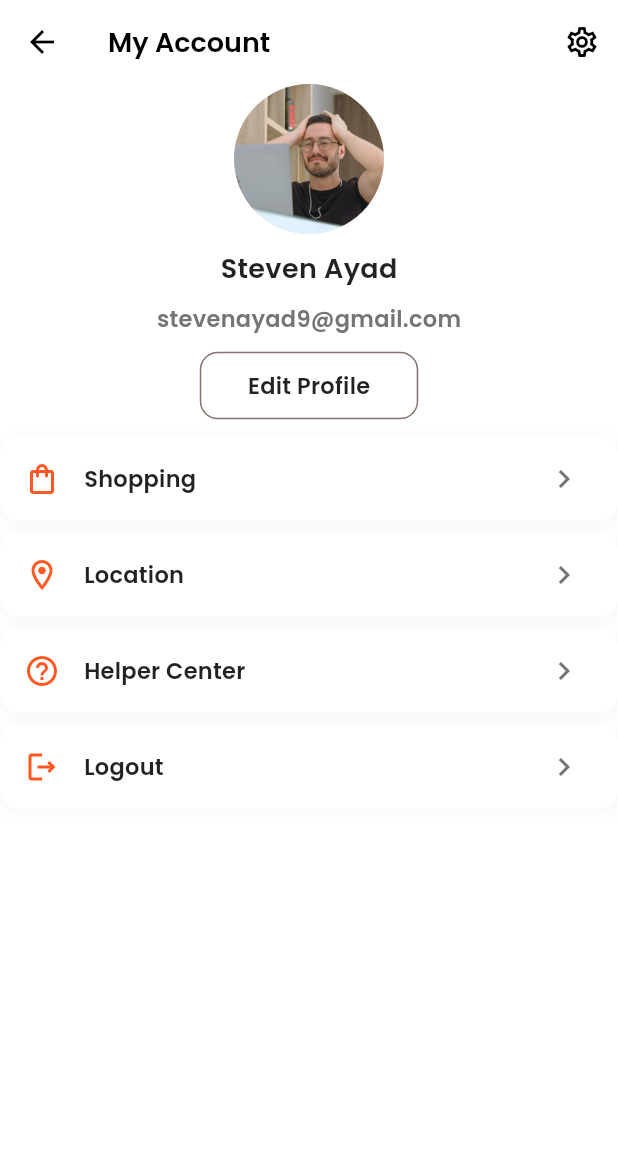
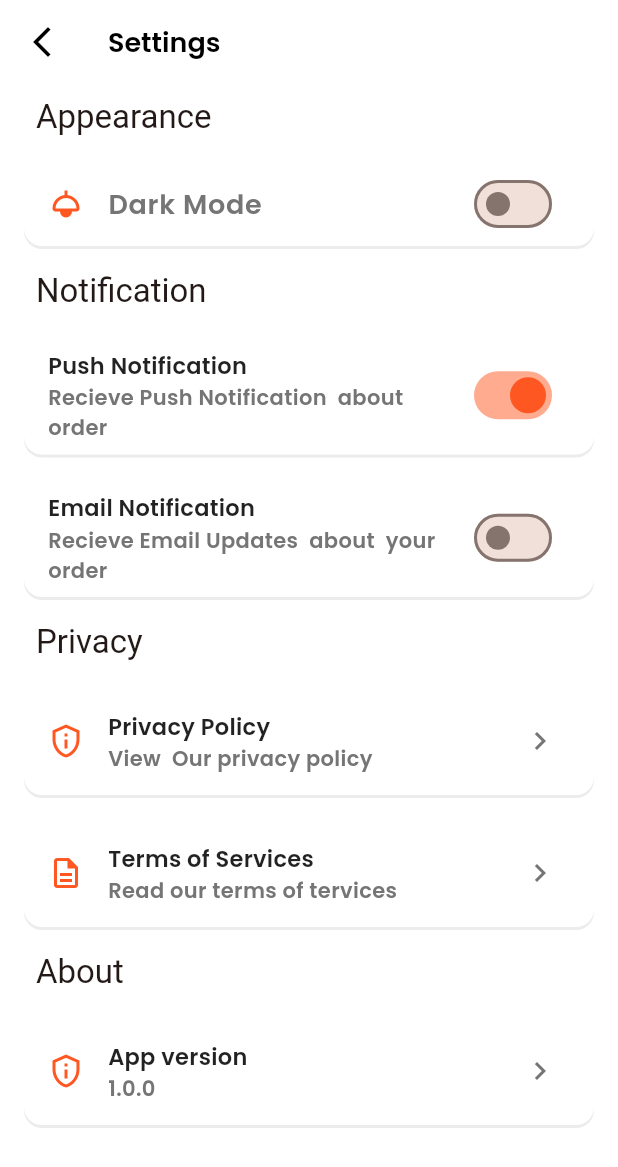
Before and after one commit to stevenayad/E-Commerce-app, a Flutter app: the Acounntscreenview screen opened directly, after a tap on the "settings" icon, on a phone screen of 412 x 824 dp. Shown: the top 1167 px of the screen. Run offline on Flutter 3.47's test engine with Material 3 defaults, Android fonts, the light colour scheme and no system bars; our stand-ins replace get, get_storage, google_fonts, share_plus; accounts and stored records are empty.

Commit message:
settingscreendone

```diff
--- a/lib/mainscreen/presentation/acounntscreenview.dart
+++ b/lib/mainscreen/presentation/acounntscreenview.dart
@@ -1,8 +1,10 @@
 import 'package:flutter/material.dart';
 import 'package:flutter_application_1/mainscreen/presentation/widget/BuildMenuSection.dart';
 import 'package:flutter_application_1/mainscreen/presentation/widget/buildprofilescreen.dart';
-import 'package:flutter_application_1/mainscreen/presentation/widget/showdailoglogout.dart';
+import 'package:flutter_application_1/setting/presentation/settingview.dart';
 import 'package:flutter_application_1/utilis/appstyle.dart';
+import 'package:get/get.dart';
+import 'package:get/get_core/src/get_main.dart' show Get;
 
 class Acounntscreenview extends StatelessWidget {
   const Acounntscreenview({super.key});
@@ -21,7 +23,9 @@ class Acounntscreenview extends StatelessWidget {
         ),
         actions: [
           IconButton(
-            onPressed: () {},
+            onPressed: () {
+              Get.to(() => Settingview());
+            },
             icon: Icon(
               Icons.settings_outlined,
               color: isDark ? Colors.white : Colors.black,
--- a/lib/mainscreen/presentation/homescreenview.dart
+++ b/lib/mainscreen/presentation/homescreenview.dart
@@ -1,6 +1,7 @@
 import 'package:flutter/material.dart';
 import 'package:flutter_application_1/mainscreen/presentation/allproductview.dart';
 import 'package:flutter_application_1/mainscreen/presentation/mycartview.dart';
+import 'package:flutter_application_1/mainscreen/presentation/notificationview.dart';
 import 'package:flutter_application_1/mainscreen/presentation/widget/catergroychips.dart';
 import 'package:flutter_application_1/mainscreen/presentation/widget/customsearchbar.dart';
 import 'package:flutter_application_1/mainscreen/presentation/widget/productgird.dart';
@@ -56,7 +57,9 @@ class Homescreenbody extends StatelessWidget {
                   ),
                   const Spacer(),
                   IconButton(
-                    onPressed: () {},
+                    onPressed: () {
+                      Get.to(() => NotificationsScreen());
+                    },
                     icon: Icon(Icons.notifications_outlined),
                   ),
                   IconButton(
--- /dev/null
+++ b/lib/setting/presentation/settingview.dart
@@ -0,0 +1,81 @@
+import 'package:flutter/material.dart';
+import 'package:flutter_application_1/setting/presentation/widget/buildnavgation.dart';
+import 'package:flutter_application_1/setting/presentation/widget/buildsection.dart';
+import 'package:flutter_application_1/setting/presentation/widget/buildswitchtitle.dart';
+import 'package:flutter_application_1/setting/presentation/widget/buildthemetoggle.dart';
+import 'package:flutter_application_1/utilis/appstyle.dart';
+import 'package:get/get.dart';
+import 'package:get/get_core/src/get_main.dart';
+
+class Settingview extends StatelessWidget {
+  const Settingview({super.key});
+
+  @override
+  Widget build(BuildContext context) {
+    final isDark = Theme.of(context).brightness == Brightness.dark;
+    return Scaffold(
+      backgroundColor: Theme.of(context).scaffoldBackgroundColor,
+      appBar: AppBar(
+        title: Text(
+          'Settings',
+          style: AppTextStyle.withColor(
+            AppTextStyle.h3,
+            isDark ? Colors.white : Colors.black,
+          ),
+        ),
+        leading: IconButton(
+          onPressed: () {
+            Get.back();
+          },
+          icon: Icon(
+            Icons.arrow_back_ios_new,
+            color: isDark ? Colors.white : Colors.black,
+          ),
+        ),
+      ),
+      body: SingleChildScrollView(
+        child: Column(
+          children: [
+            buildsection(context, 'Appearance', [buildthemetoggle(context)]),
+            buildsection(context, 'Notification', [
+              buildSwitchtitle(
+                context,
+                "Push Notification",
+                "Recieve Push Notification  about order",
+                true,
+              ),
+              buildSwitchtitle(
+                context,
+                "Email Notification",
+                "Recieve Email Updates  about  your order",
+                false,
+              ),
+            ]),
+            buildsection(context, 'Privacy', [
+              buildNavagationtitle(
+                context,
+                "Privacy Policy",
+                "View  Our privacy policy ",
+                Icons.privacy_tip_outlined,
+              ),
+              buildNavagationtitle(
+                context,
+                "Terms of Services",
+                "Read our terms of tervices",
+                Icons.description_outlined,
+              ),
+            ]),
+            buildsection(context, 'About', [
+              buildNavagationtitle(
+                context,
+                "App version",
+                "1.0.0",
+                Icons.privacy_tip_outlined,
+              ),
+            ]),
+          ],
+        ),
+      ),
+    );
+  }
+}
--- /dev/null
+++ b/lib/setting/presentation/widget/buildnavgation.dart
@@ -0,0 +1,49 @@
+import 'package:flutter/material.dart';
+import 'package:flutter/widgets.dart';
+import 'package:flutter_application_1/utilis/appstyle.dart';
+
+Widget buildNavagationtitle(
+  BuildContext context,
+  String title,
+  String subtitle,
+  IconData icon,
+) {
+  final isDark = Theme.of(context).brightness == Brightness.dark;
+  return Container(
+    margin: EdgeInsets.symmetric(horizontal: 16, vertical: 8),
+    decoration: BoxDecoration(
+      color: Theme.of(context).cardColor,
+      borderRadius: BorderRadius.circular(12),
+      boxShadow: [
+        BoxShadow(
+          color:
+              isDark
+                  ? Colors.black.withOpacity(0.1)
+                  : Colors.grey.withOpacity(0.2),
+          offset: Offset(0, 2),
+        ),
+      ],
+    ),
+    child: ListTile(
+      leading: Icon(icon, color: Theme.of(context).primaryColor),
+      title: Text(
+        title,
+        style: AppTextStyle.withColor(
+          AppTextStyle.bodyMedium,
+          Theme.of(context).textTheme.bodyLarge!.color!,
+        ),
+      ),
+      subtitle: Text(
+        subtitle,
+        style: AppTextStyle.withColor(
+          AppTextStyle.bodySmall,
+          isDark ? Colors.grey[400]! : Colors.grey[600]!,
+        ),
+      ),
+      trailing: Icon(
+        Icons.chevron_right,
+        color: isDark ? Colors.grey[400] : Colors.grey[600],
+      ),
+    ),
+  );
+}
--- /dev/null
+++ b/lib/setting/presentation/widget/buildsection.dart
@@ -0,0 +1,26 @@
+import 'package:flutter/material.dart'
+    show
+        BuildContext,
+        Widget,
+        CrossAxisAlignment,
+        EdgeInsets,
+        Theme,
+        Text,
+        Padding,
+        BorderRadius,
+        RoundedRectangleBorder,
+        Column,
+        Card;
+
+Widget buildsection(BuildContext context, String title, List<Widget> children) {
+  return Column(
+    crossAxisAlignment: CrossAxisAlignment.start,
+    children: [
+      Padding(
+        padding: const EdgeInsets.symmetric(horizontal: 24, vertical: 8),
+        child: Text(title, style: Theme.of(context).textTheme.titleLarge),
+      ),
+      Column(children: children),
+    ],
+  );
+}
--- /dev/null
+++ b/lib/setting/presentation/widget/buildswitchtitle.dart
@@ -0,0 +1,48 @@
+import 'package:flutter/material.dart';
+import 'package:flutter_application_1/utilis/appstyle.dart';
+
+Widget buildSwitchtitle(
+  BuildContext context,
+  String title,
+  String subtitle,
+  bool intialvalue,
+) {
+  final isDark = Theme.of(context).brightness == Brightness.dark;
+  return Container(
+    margin: EdgeInsets.symmetric(horizontal: 16, vertical: 8),
+    decoration: BoxDecoration(
+      color: Theme.of(context).cardColor,
+      borderRadius: BorderRadius.circular(12),
+      boxShadow: [
+        BoxShadow(
+          color:
+              isDark
+                  ? Colors.black.withOpacity(0.1)
+                  : Colors.grey.withOpacity(0.2),
+          offset: Offset(0, 2),
+        ),
+      ],
+    ),
+    child: ListTile(
+      title: Text(
+        title,
+        style: AppTextStyle.withColor(
+          AppTextStyle.bodyMedium,
+          Theme.of(context).textTheme.bodyLarge!.color!,
+        ),
+      ),
+      subtitle: Text(
+        subtitle,
+        style: AppTextStyle.withColor(
+          AppTextStyle.bodySmall,
+          isDark ? Colors.grey[400]! : Colors.grey[600]!,
+        ),
+      ),
+      trailing: Switch.adaptive(
+        value: intialvalue,
+        onChanged: (value) {},
+        activeColor: Theme.of(context).primaryColor,
+      ),
+    ),
+  );
+}
--- /dev/null
+++ b/lib/setting/presentation/widget/buildthemetoggle.dart
@@ -0,0 +1,45 @@
+import 'package:flutter/material.dart';
+import 'package:flutter_application_1/utilis/appstyle.dart';
+import 'package:flutter_application_1/utilis/controller/themecontroller.dart';
+import 'package:get/get_state_manager/src/simple/get_state.dart';
+
+Widget buildthemetoggle(context) {
+  final isDark = Theme.of(context).brightness == Brightness.dark;
+  return GetBuilder<Themecontroller>(
+    builder:
+        (controller) => Container(
+          margin: EdgeInsets.symmetric(horizontal: 16, vertical: 8),
+          decoration: BoxDecoration(
+            color: Theme.of(context).cardColor,
+            borderRadius: BorderRadius.circular(12),
+            boxShadow: [
+              BoxShadow(
+                color:
+                    isDark
+                        ? Colors.black.withOpacity(0.1)
+                        : Colors.grey.withOpacity(0.2),
+                offset: Offset(0, 2),
+              ),
+            ],
+          ),
+          child: ListTile(
+            leading: Icon(
+              controller.isdarkMode ? Icons.dark_mode : Icons.light,
+              color: Theme.of(context).primaryColor,
+            ),
+            title: Text(
+              'Dark Mode',
+              style: AppTextStyle.withColor(
+                AppTextStyle.h3,
+                isDark ? Colors.grey[400]! : Colors.grey[600]!,
+              ),
+            ),
+            trailing: Switch.adaptive(
+              value: controller.isdarkMode,
+              onChanged: (value) => controller.ToggleTheme(),
+              activeColor: Theme.of(context).primaryColor,
+            ),
+          ),
+        ),
+  );
+}
```
Also changed, not shown: lib/mainscreen/Model/Notification.dart (added, +53 -0 lines), lib/mainscreen/presentation/notificationview.dart (added, +121 -0 lines), lib/utilis/Notificationuntils.dart (added, +44 -0 lines).
